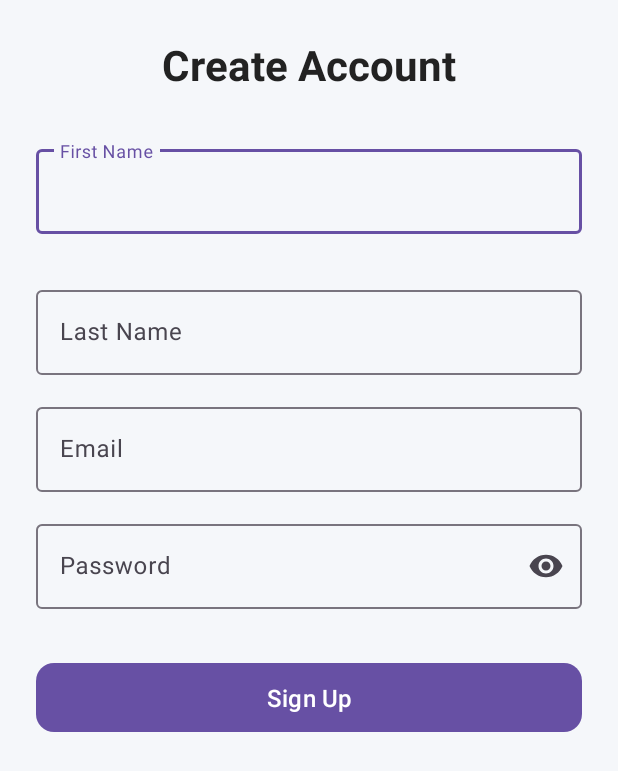
After one commit to tejasshah2k19/Gnr25AndroidJava, an Android app: the SignupActivity screen opened directly, with no data from a screen before it, on a phone screen of 412 x 824 dp. The commit adds this screen. Shown: the top 771 px of the screen. Run offline under Robolectric (Android 15) with nearby library versions, the phone set to English and light mode, and no system bars.

Commit message:
api signup

```diff
--- a/app/src/main/java/com/royal/MainActivity.java
+++ b/app/src/main/java/com/royal/MainActivity.java
@@ -9,6 +9,7 @@ import androidx.core.view.ViewCompat;
 import androidx.core.view.WindowInsetsCompat;
 
 public class MainActivity extends AppCompatActivity {
+
 
     @Override
     protected void onCreate(Bundle savedInstanceState) {
--- /dev/null
+++ b/app/src/main/java/com/royal/SignupActivity.java
@@ -0,0 +1,125 @@
+package com.royal;
+
+import android.os.Bundle;
+import android.text.TextUtils;
+import android.util.Log;
+import android.util.Patterns;
+import android.widget.Toast;
+
+import androidx.activity.EdgeToEdge;
+import androidx.appcompat.app.AppCompatActivity;
+import androidx.core.graphics.Insets;
+import androidx.core.view.ViewCompat;
+import androidx.core.view.WindowInsetsCompat;
+
+import com.google.android.material.button.MaterialButton;
+import com.google.android.material.textfield.TextInputEditText;
+import com.google.android.material.textfield.TextInputLayout;
+import com.royal.api.SessionService;
+import com.royal.config.RetrofitClient;
+import com.royal.model.UserModel;
+
+import retrofit2.Call;
+import retrofit2.Callback;
+import retrofit2.Response;
+import retrofit2.Retrofit;
+
+public class SignupActivity extends AppCompatActivity {
+
+
+    TextInputLayout tilFirstName, tilEmail, tilPassword,tilLastName;
+    TextInputEditText etFirstName, etEmail, etPassword,etLastName;
+    MaterialButton btnSignup;
+
+    @Override
+    protected void onCreate(Bundle savedInstanceState) {
+        super.onCreate(savedInstanceState);
+        setContentView(R.layout.activity_signup);
+
+        tilFirstName = findViewById(R.id.tilFirstName);
+        tilEmail = findViewById(R.id.tilEmail);
+        tilPassword = findViewById(R.id.tilPassword);
+        tilLastName = findViewById(R.id.tilLastName);
+
+        etFirstName = findViewById(R.id.etFirstName);
+        etEmail = findViewById(R.id.etEmail);
+        etPassword = findViewById(R.id.etPassword);
+        etLastName = findViewById(R.id.etLastName);
+
+        btnSignup = findViewById(R.id.btnSignup);
+
+        btnSignup.setOnClickListener(v -> validateAndSignup());
+    }
+
+    private void validateAndSignup() {
+        tilFirstName.setError(null);
+        tilEmail.setError(null);
+        tilPassword.setError(null);
+        tilLastName.setError(null);
+
+        String firstName = etFirstName.getText().toString().trim();
+        String email = etEmail.getText().toString().trim();
+        String password = etPassword.getText().toString().trim();
+        String lastName = etLastName.getText().toString().trim();
+
+        boolean isValid = true;
+
+        if (TextUtils.isEmpty(firstName)) {
+            tilFirstName.setError("First name required");
+            isValid = false;
+        }
+
+        if (TextUtils.isEmpty(email)) {
+            tilEmail.setError("Email required");
+            isValid = false;
+        } else if (!Patterns.EMAIL_ADDRESS.matcher(email).matches()) {
+            tilEmail.setError("Enter valid email");
+            isValid = false;
+        }
+
+        if (TextUtils.isEmpty(password)) {
+            tilPassword.setError("Password required");
+            isValid = false;
+        } else if (password.length() < 6) {
+            tilPassword.setError("Minimum 6 characters");
+            isValid = false;
+        }
+
+        if (!isValid) return;
+
+        // TODO: Call API / Firebase / Database here
+
+    //rest api call
+
+        //prepare your data
+        UserModel userModel = new UserModel();
+        userModel.setFirstName(firstName);
+        userModel.setLastName(lastName);
+        userModel.setEmail(email);
+        userModel.setPassword(password);
+        userModel.setCredit(5000);// new user
+
+        Retrofit retrofit = RetrofitClient.getRetrofit(); //retrofit
+
+        SessionService sessionService = retrofit.create(SessionService.class);
+
+        sessionService.signup(userModel).enqueue(new Callback<UserModel>() {
+            @Override
+            public void onResponse(Call<UserModel> call, Response<UserModel> response) {
+                Log.i("api","success");
+            }
+
+            @Override
+            public void onFailure(Call<UserModel> call, Throwable throwable) {
+                Log.i("api","fail");
+            }
+        });
+
+
+
+
+        Toast.makeText(this,
+                "Signup successful!\n" + firstName + " | " + email,
+                Toast.LENGTH_LONG).show();
+    }
+}
--- /dev/null
+++ b/app/src/main/java/com/royal/api/SessionService.java
@@ -0,0 +1,21 @@
+package com.royal.api;
+
+import com.royal.model.UserModel;
+
+import retrofit2.Call;
+import retrofit2.http.Body;
+import retrofit2.http.POST;
+
+public interface SessionService {
+
+    //signup
+    @POST("api/auth/signup")
+    Call<UserModel> signup(@Body UserModel userModel);
+
+    //login
+
+    //forgetpassword
+
+    //changepassword
+
+}
--- /dev/null
+++ b/app/src/main/res/layout/activity_signup.xml
@@ -0,0 +1,113 @@
+<?xml version="1.0" encoding="utf-8"?>
+<androidx.constraintlayout.widget.ConstraintLayout
+    xmlns:android="http://schemas.android.com/apk/res/android"
+    xmlns:app="http://schemas.android.com/apk/res-auto"
+    android:layout_width="match_parent"
+    android:layout_height="match_parent"
+    android:background="#F5F7FA"
+    android:padding="24dp">
+
+    <TextView
+        android:id="@+id/tvTitle"
+        android:layout_width="wrap_content"
+        android:layout_height="wrap_content"
+        android:text="Create Account"
+        android:textSize="28sp"
+        android:textStyle="bold"
+        android:textColor="#222"
+        app:layout_constraintTop_toTopOf="parent"
+        app:layout_constraintStart_toStartOf="parent"
+        app:layout_constraintEnd_toEndOf="parent"/>
+
+    <!-- First Name -->
+    <com.google.android.material.textfield.TextInputLayout
+        android:id="@+id/tilFirstName"
+        android:layout_width="0dp"
+        android:layout_height="wrap_content"
+        android:hint="First Name"
+        app:boxBackgroundMode="outline"
+        app:layout_constraintTop_toBottomOf="@id/tvTitle"
+        app:layout_constraintStart_toStartOf="parent"
+        app:layout_constraintEnd_toEndOf="parent"
+        android:layout_marginTop="32dp">
+
+        <com.google.android.material.textfield.TextInputEditText
+            android:id="@+id/etFirstName"
+            android:layout_width="match_parent"
+            android:layout_height="wrap_content"
+            android:inputType="textPersonName"/>
+    </com.google.android.material.textfield.TextInputLayout>
+
+
+    <com.google.android.material.textfield.TextInputLayout
+        android:id="@+id/tilLastName"
+        android:layout_width="0dp"
+        android:layout_height="wrap_content"
+        android:hint="Last Name"
+        app:boxBackgroundMode="outline"
+        app:layout_constraintTop_toBottomOf="@id/tilFirstName"
+        app:layout_constraintStart_toStartOf="parent"
+        app:layout_constraintEnd_toEndOf="parent"
+        android:layout_marginTop="32dp">
+
+        <com.google.android.material.textfield.TextInputEditText
+            android:id="@+id/etLastName"
+            android:layout_width="match_parent"
+            android:layout_height="wrap_content"
+            android:inputType="textPersonName"/>
+    </com.google.android.material.textfield.TextInputLayout>
+
+    <!-- Email -->
+    <com.google.android.material.textfield.TextInputLayout
+        android:id="@+id/tilEmail"
+        android:layout_width="0dp"
+        android:layout_height="wrap_content"
+        android:hint="Email"
+        app:boxBackgroundMode="outline"
+        app:layout_constraintTop_toBottomOf="@id/tilLastName"
+        app:layout_constraintStart_toStartOf="parent"
+        app:layout_constraintEnd_toEndOf="parent"
+        android:layout_marginTop="16dp">
+
+        <com.google.android.material.textfield.TextInputEditText
+            android:id="@+id/etEmail"
+            android:layout_width="match_parent"
+            android:layout_height="wrap_content"
+            android:inputType="textEmailAddress"/>
+    </com.google.android.material.textfield.TextInputLayout>
+
+    <!-- Password -->
+    <com.google.android.material.textfield.TextInputLayout
+        android:id="@+id/tilPassword"
+        android:layout_width="0dp"
+        android:layout_height="wrap_content"
+        android:hint="Password"
+        app:boxBackgroundMode="outline"
+        app:endIconMode="password_toggle"
+        app:layout_constraintTop_toBottomOf="@id/tilEmail"
+        app:layout_constraintStart_toStartOf="parent"
+        app:layout_constraintEnd_toEndOf="parent"
+        android:layout_marginTop="16dp">
+
+        <com.google.android.material.textfield.TextInputEditText
+            android:id="@+id/etPassword"
+            android:layout_width="match_parent"
+            android:layout_height="wrap_content"
+            android:inputType="textPassword"/>
+    </com.google.android.material.textfield.TextInputLayout>
+
+    <!-- Signup Button -->
+    <com.google.android.material.button.MaterialButton
+        android:id="@+id/btnSignup"
+        android:layout_width="0dp"
+        android:layout_height="wrap_content"
+        android:text="Sign Up"
+        android:textSize="16sp"
+        android:padding="12dp"
+        app:cornerRadius="12dp"
+        app:layout_constraintTop_toBottomOf="@id/tilPassword"
+        app:layout_constraintStart_toStartOf="parent"
+        app:layout_constraintEnd_toEndOf="parent"
+        android:layout_marginTop="32dp"/>
+
+</androidx.constraintlayout.widget.ConstraintLayout>
```
Also changed, not shown: app/build.gradle.kts (+7 -0 lines), app/src/main/AndroidManifest.xml (+13 -0 lines), app/src/main/java/com/royal/config/RetrofitClient.java (added, +22 -0 lines), app/src/main/java/com/royal/model/UserModel.java (added, +49 -0 lines).
